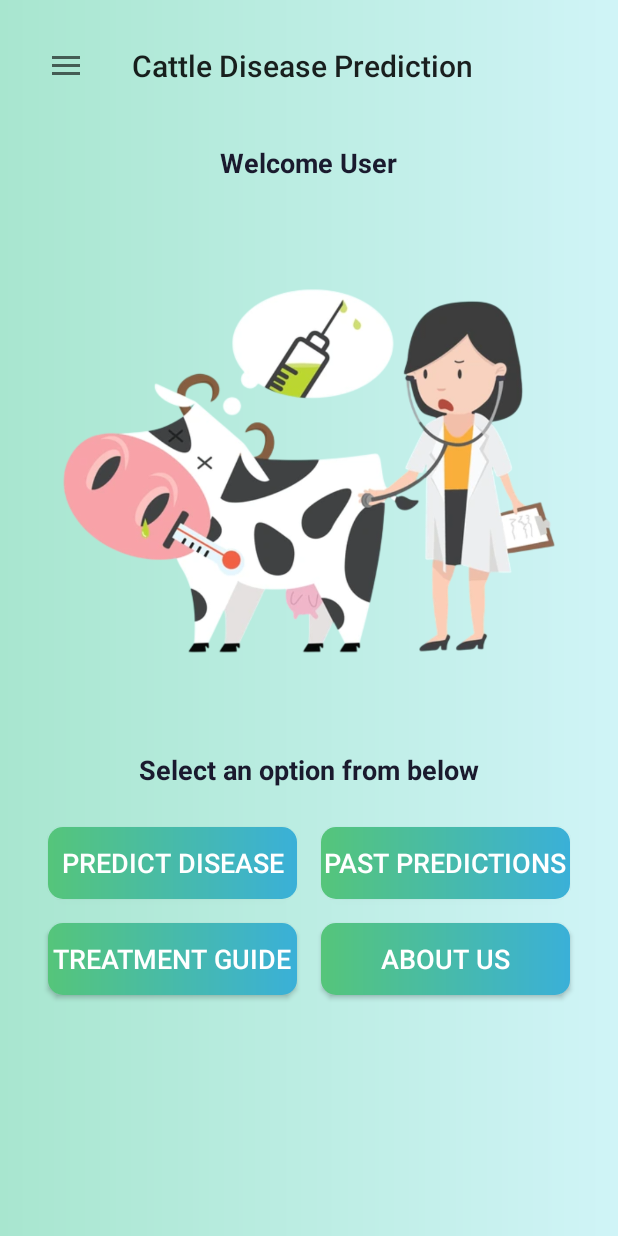
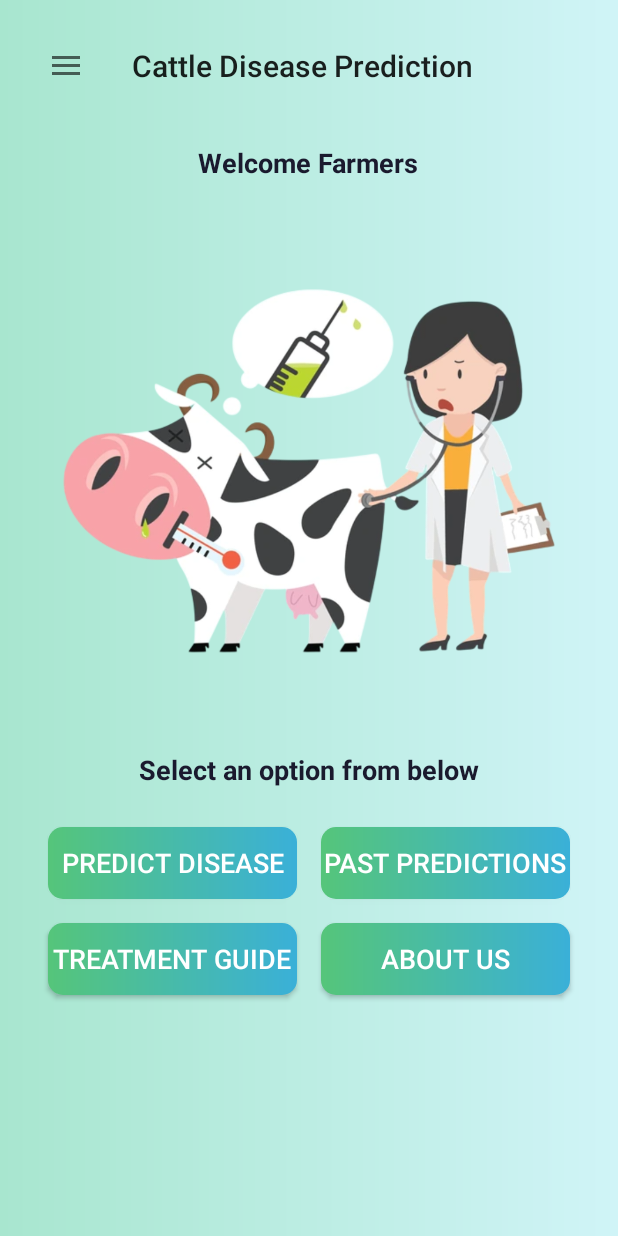
Before and after one commit to Abdulislam381/Cattle-Disease-Prediction, an Android app: the HomeActivity screen opened directly, with no data from a screen before it, on a phone screen of 412 x 824 dp. Run offline under Robolectric (Android 15) with nearby library versions, the phone set to English and light mode, and no system bars.

Commit message:
Eman commit home page 2nd time

```diff
--- a/app/src/main/res/layout/activity_home.xml
+++ b/app/src/main/res/layout/activity_home.xml
@@ -24,7 +24,7 @@
             android:id="@+id/nav_user_name"
             android:layout_width="wrap_content"
             android:layout_height="wrap_content"
-            android:text="Welcome User"
+            android:text="Welcome Farmers"
             android:textSize="18sp"
             android:textColor="@color/primary_text"
             android:layout_centerHorizontal="true"
```
